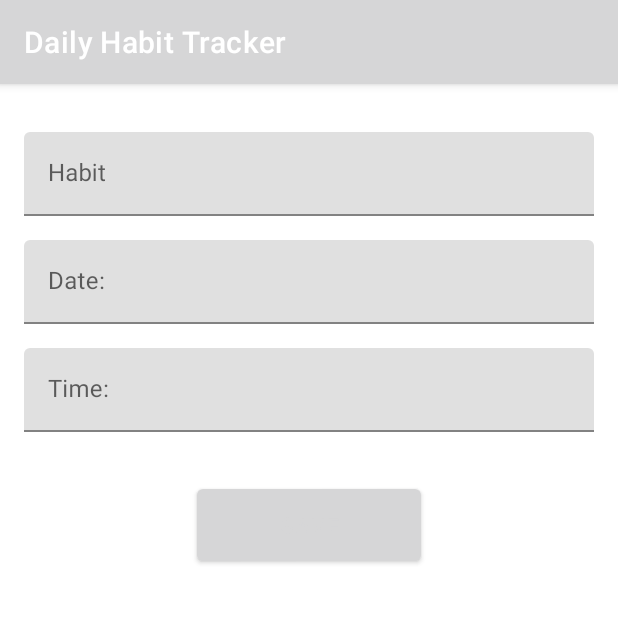
After one commit to changyiq/androidFinalProject, an Android app: the AddHabitFragment screen opened through its navigation route, on a phone screen of 412 x 824 dp, the top half of it. The commit adds this screen. Run offline under Robolectric (Android 15) with nearby library versions, the phone set to English and light mode, and no system bars; our stand-ins replace Firebase (no records; nobody signed in at launch, a user with empty details on screens opened directly); libraries missing offline, so code that uses them is left out: com.firebase.ui.

Commit message:
added addHabitFragment

```diff
--- /dev/null
+++ b/app/src/main/java/finalproject/stN991554423/org/AddHabitFragment.kt
@@ -0,0 +1,59 @@
+package finalproject.stN991554423.org
+
+import android.os.Bundle
+import androidx.fragment.app.Fragment
+import android.view.LayoutInflater
+import android.view.View
+import android.view.ViewGroup
+
+// TODO: Rename parameter arguments, choose names that match
+// the fragment initialization parameters, e.g. ARG_ITEM_NUMBER
+private const val ARG_PARAM1 = "param1"
+private const val ARG_PARAM2 = "param2"
+
+/**
+ * A simple [Fragment] subclass.
+ * Use the [AddHabitFragment.newInstance] factory method to
+ * create an instance of this fragment.
+ */
+class AddHabitFragment : Fragment() {
+    // TODO: Rename and change types of parameters
+    private var param1: String? = null
+    private var param2: String? = null
+
+    override fun onCreate(savedInstanceState: Bundle?) {
+        super.onCreate(savedInstanceState)
+        arguments?.let {
+            param1 = it.getString(ARG_PARAM1)
+            param2 = it.getString(ARG_PARAM2)
+        }
+    }
+
+    override fun onCreateView(
+        inflater: LayoutInflater, container: ViewGroup?,
+        savedInstanceState: Bundle?
+    ): View? {
+        // Inflate the layout for this fragment
+        return inflater.inflate(R.layout.fragment_add_habit, container, false)
+    }
+
+    companion object {
+        /**
+         * Use this factory method to create a new instance of
+         * this fragment using the provided parameters.
+         *
+         * @param param1 Parameter 1.
+         * @param param2 Parameter 2.
+         * @return A new instance of fragment AddHabitFragment.
+         */
+        // TODO: Rename and change types and number of parameters
+        @JvmStatic
+        fun newInstance(param1: String, param2: String) =
+            AddHabitFragment().apply {
+                arguments = Bundle().apply {
+                    putString(ARG_PARAM1, param1)
+                    putString(ARG_PARAM2, param2)
+                }
+            }
+    }
+}
--- a/app/src/main/java/finalproject/stN991554423/org/MainFragment.kt
+++ b/app/src/main/java/finalproject/stN991554423/org/MainFragment.kt
@@ -11,6 +11,7 @@
 import androidx.databinding.DataBindingUtil
 import androidx.fragment.app.viewModels
 import androidx.lifecycle.Observer
+import androidx.navigation.findNavController
 
 import com.firebase.ui.auth.AuthUI
 import com.firebase.ui.auth.IdpResponse
@@ -80,7 +81,9 @@
             when (authenticationState) {
                 LoginViewModel.AuthenticationState.AUTHENTICATED -> {
 
-                    binding.welcomeText.text = getFactWithPersonalization(factToDisplay)
+//                    binding.welcomeText.text = getFactWithPersonalization(factToDisplay)
+
+                    //view?.findNavController()?.navigate(R.id.action_mainFragment_to_habitListFragment)
 
                     binding.authButton.text = getString(R.string.logout_button_text)
                     binding.authButton.setOnClickListener {
--- /dev/null
+++ b/app/src/main/res/layout/fragment_add_habit.xml
@@ -0,0 +1,78 @@
+<?xml version="1.0" encoding="utf-8"?>
+<ScrollView xmlns:android="http://schemas.android.com/apk/res/android"
+    xmlns:app="http://schemas.android.com/apk/res-auto"
+    android:layout_width="match_parent"
+    android:layout_height="match_parent">
+
+    <androidx.constraintlayout.widget.ConstraintLayout
+        android:layout_width="match_parent"
+        android:layout_height="wrap_content"
+        android:layout_margin="@dimen/margin">
+
+        <com.google.android.material.textfield.TextInputLayout
+            android:id="@+id/habit_name_label"
+            android:layout_width="0dp"
+            android:layout_height="wrap_content"
+            android:layout_marginTop="@dimen/margin"
+            android:hint="@string/habit"
+            app:layout_constraintEnd_toEndOf="parent"
+            app:layout_constraintStart_toStartOf="parent"
+            app:layout_constraintTop_toTopOf="parent">
+
+            <com.google.android.material.textfield.TextInputEditText
+                android:id="@+id/habit_name"
+                android:layout_width="match_parent"
+                android:layout_height="match_parent"
+                android:inputType="textAutoComplete|textCapWords"
+                android:singleLine="true" />
+        </com.google.android.material.textfield.TextInputLayout>
+
+        <com.google.android.material.textfield.TextInputLayout
+            android:id="@+id/Habit_date_label"
+            android:layout_width="0dp"
+            android:layout_height="wrap_content"
+            android:layout_marginTop="@dimen/margin"
+            android:hint="@string/habit_date"
+            app:layout_constraintEnd_toEndOf="parent"
+            app:layout_constraintStart_toStartOf="parent"
+            app:layout_constraintTop_toBottomOf="@+id/habit_name_label">
+
+            <com.google.android.material.textfield.TextInputEditText
+                android:id="@+id/date_detail"
+                android:layout_width="match_parent"
+                android:layout_height="match_parent"
+                android:inputType="date"
+                android:singleLine="true" />
+        </com.google.android.material.textfield.TextInputLayout>
+
+        <com.google.android.material.textfield.TextInputLayout
+            android:id="@+id/start_time_label"
+            android:layout_width="0dp"
+            android:layout_height="wrap_content"
+            android:layout_marginTop="@dimen/margin"
+            android:hint="@string/habit_time"
+            app:layout_constraintBottom_toTopOf="@+id/save_action"
+            app:layout_constraintEnd_toEndOf="parent"
+            app:layout_constraintStart_toStartOf="parent"
+            app:layout_constraintTop_toBottomOf="@+id/Habit_date_label">
+
+            <com.google.android.material.textfield.TextInputEditText
+                android:id="@+id/start_time_detail"
+                android:layout_width="match_parent"
+                android:layout_height="match_parent"
+                android:inputType="time"
+                android:singleLine="true" />
+        </com.google.android.material.textfield.TextInputLayout>
+
+        <Button
+            android:id="@+id/save_action"
+            android:layout_width="149dp"
+            android:layout_height="60dp"
+            android:layout_marginTop="32dp"
+            android:text="@string/save_action"
+            app:layout_constraintEnd_toEndOf="parent"
+            app:layout_constraintStart_toStartOf="parent"
+            app:layout_constraintTop_toBottomOf="@+id/start_time_label" />
+
+    </androidx.constraintlayout.widget.ConstraintLayout>
+</ScrollView>
--- a/app/src/main/res/layout/fragment_login.xml
+++ b/app/src/main/res/layout/fragment_login.xml
@@ -22,10 +22,10 @@
             android:layout_width="wrap_content"
             android:layout_height="wrap_content"
             android:layout_gravity="center"
-            android:background="@color/colorAccent"
+            android:background="@color/colorPrimary"
             android:padding="10dp"
             android:text="@string/login_btn"
             android:textColor="@color/white"
-            android:textSize="26sp"/>
+            android:textSize="26sp" />
     </FrameLayout>
 </layout>
--- a/app/src/main/res/navigation/navigation.xml
+++ b/app/src/main/res/navigation/navigation.xml
@@ -1,13 +1,18 @@
 <?xml version="1.0" encoding="utf-8"?>
 <navigation xmlns:android="http://schemas.android.com/apk/res/android"
     xmlns:app="http://schemas.android.com/apk/res-auto"
+    xmlns:tools="http://schemas.android.com/tools"
     android:id="@+id/navigation"
     app:startDestination="@id/mainFragment">
 
     <fragment
         android:id="@+id/mainFragment"
         android:name="finalproject.stN991554423.org.MainFragment"
-        android:label="MainFragment" />
+        android:label="MainFragment" >
+        <action
+            android:id="@+id/action_mainFragment_to_habitListFragment"
+            app:destination="@id/habitListFragment" />
+    </fragment>
     <fragment
         android:id="@+id/loginFragment"
         android:name="finalproject.stN991554423.org.LoginFragment"
@@ -16,4 +21,33 @@
         android:id="@+id/settingsFragment"
         android:name="finalproject.stN991554423.org.SettingsFragment"
         android:label="SettingsFragment" />
+    <fragment
+        android:id="@+id/habitListFragment"
+        android:name="finalproject.stN991554423.org.HabitListFragment"
+        android:label="habit_list_fragment"
+        tools:layout="@layout/habit_list_fragment" >
+        <action
+            android:id="@+id/action_habitListFragment_to_habitDetailFragment"
+            app:destination="@id/habitDetailFragment" />
+        <action
+            android:id="@+id/action_habitListFragment_to_addHabitFragment"
+            app:destination="@id/addHabitFragment" />
+    </fragment>
+    <fragment
+        android:id="@+id/habitDetailFragment"
+        android:name="finalproject.stN991554423.org.HabitDetailFragment"
+        android:label="fragment_habit_detail"
+        tools:layout="@layout/fragment_habit_detail" >
+        <action
+            android:id="@+id/action_habitDetailFragment_to_addHabitFragment"
+            app:destination="@id/addHabitFragment" />
+    </fragment>
+    <fragment
+        android:id="@+id/addHabitFragment"
+        android:name="finalproject.stN991554423.org.AddHabitFragment"
+        android:label="AddHabitFragment" >
+        <action
+            android:id="@+id/action_addHabitFragment_to_habitListFragment"
+            app:destination="@id/habitListFragment" />
+    </fragment>
 </navigation>
--- a/app/src/main/res/values/strings.xml
+++ b/app/src/main/res/values/strings.xml
@@ -34,7 +34,6 @@
     <!--Habits list page -->
     <string name="habit">Habit</string>
     <string name="progress">Progress</string>
-    <string name="add_new_habit">Add new habit</string>
 
     <!-- Habit detail page -->
     <string name="habit_date">Date:</string>
@@ -42,6 +41,11 @@
     <string name="sell">Sell</string>
     <string name="delete">Delete</string>
     <string name="edit_habit">Edit Item</string>
+    <string name="habit_content">Duration: </string>
+
+    <!-- Habit add/edit page-->
+    <string name="add_new_habit">Add new habit</string>
+    <string name="save_action">save</string>
 
 
 </resources>
```
Also changed, not shown: app/src/main/java/finalproject/stN991554423/org/SettingsFragment.kt (+17 -17 lines), app/src/main/res/layout/fragment_habit_detail.xml (+42 -20 lines).
